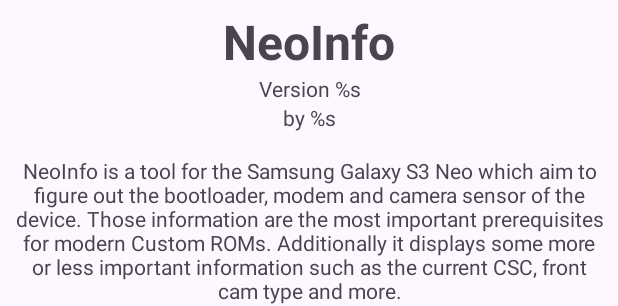
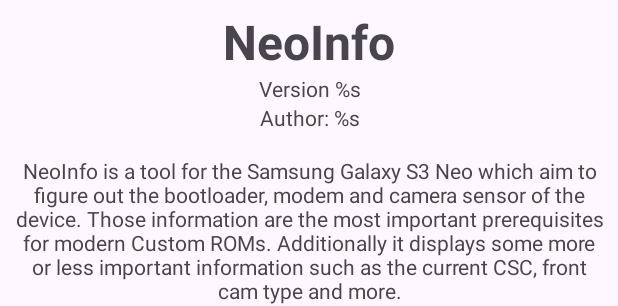
Before and after one commit to prototype74/NeoInfo, an Android app: the layout about_activity.xml on its own in the app's theme, with its tools: preview values and no code run, on a phone screen of 412 x 824 dp. Shown: the part 123-429 px from the top of the screen. Run offline under Robolectric (Android 15) with nearby library versions, the phone set to English and light mode, and no system bars.

Commit message:
Add German translation & minor change in default strings

```diff
--- a/app/src/main/res/values/strings.xml
+++ b/app/src/main/res/values/strings.xml
@@ -64,7 +64,7 @@
 
     <!-- AboutActivity -->
     <string name="app_version">Version %s</string>
-    <string name="by_name">by %s</string>
+    <string name="by_name">Author: %s</string>
     <string name="app_description">NeoInfo is a tool for the Samsung Galaxy S3 Neo which aim to figure out the bootloader, modem and camera sensor of the device. Those information are the most important prerequisites for modern Custom ROMs. Additionally it displays some more or less important information such as the current CSC, front cam type and more.</string>
     <string name="button_view_source_github">View Source Code on GitHub</string>
 </resources>
```
Also changed, not shown: 1 other file.
